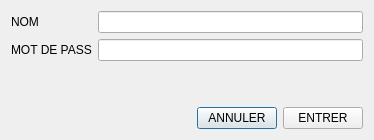
The window that frmlogin.ui (alkotobi/mnproject_qt) describes before a commit, drawn with Qt 5.
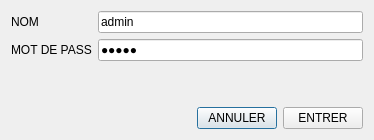
The same window after the commit. Icons and pictures are not drawn.

What changed in the file:
```diff
--- a/frmlogin.ui
+++ b/frmlogin.ui
@@ -43,6 +43,9 @@
        <property name="styleSheet">
         <string notr="true"/>
        </property>
+       <property name="text">
+        <string>admin</string>
+       </property>
       </widget>
      </item>
      <item row="1" column="0">
@@ -54,6 +57,9 @@
      </item>
      <item row="1" column="1">
       <widget class="QLineEdit" name="edtPass">
+       <property name="text">
+        <string>admin</string>
+       </property>
        <property name="echoMode">
         <enum>QLineEdit::EchoMode::Password</enum>
        </property>
```
Left out of the diff: 3 changed lines with no effect on the pictures.
